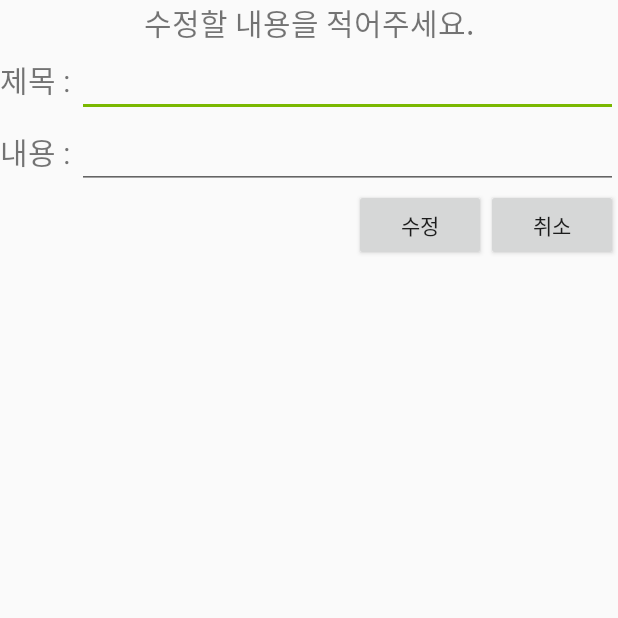
After one commit to KooMinJun/TermProject, an Android app: the MemoDetailListViewActivity screen opened directly, with no data from a screen before it, on a phone screen of 412 x 824 dp, the top half of it. The commit adds this screen. Run offline under Robolectric (Android 15) with nearby library versions, the phone set to English and light mode, and no system bars; 1 statement that could not run was skipped.

Commit message:
Term Project, 12/17 : 메모장 내용 저장기능 및 게시판 구현완료, 게시판에서 삭제 및 수정할 수 있게 기능 추가

```diff
--- a/TermProject/src/main/AndroidManifest.xml
+++ b/TermProject/src/main/AndroidManifest.xml
@@ -12,9 +12,7 @@
     <!--화면권한-->
     <uses-permission android:name="android.permission.WAKE_LOCK"/>
 
-    <!--카메라후레쉬권한-->
-    <uses-permission android:name="android.permission.CAMERA"/>
-    <uses-feature android:name="android.hardware.camera2"/>
+
 
 
 
@@ -36,6 +34,8 @@
         <activity android:name=".MainActivity"></activity>
         <activity android:name=".StatisticActivity"></activity>
         <activity android:name=".MapsActivity"></activity>
+        <activity android:name=".MemoListViewActivity"></activity>
+        <activity android:name=".MemoDetailListViewActivity"></activity>
 
     </application>
 
--- /dev/null
+++ b/TermProject/src/main/java/my/kmucs/com/koo_timer/MemoDetailListViewActivity.java
@@ -0,0 +1,101 @@
+package my.kmucs.com.koo_timer;
+
+import android.app.Activity;
+import android.content.Intent;
+import android.database.Cursor;
+import android.database.sqlite.SQLiteDatabase;
+import android.os.Bundle;
+import android.view.View;
+import android.widget.Button;
+import android.widget.EditText;
+
+/**
+ * Created by Koo on 2016-12-17.
+ */
+
+public class MemoDetailListViewActivity extends Activity{
+
+    MytextDB mytextDB;
+    SQLiteDatabase sqlite;
+    Cursor cursor;
+    EditText titleEdit, bodyEdit;
+    Button modifyBtn, stopBtn;
+    Intent i;
+
+    @Override
+    protected void onCreate(Bundle savedInstanceState) {
+        super.onCreate(savedInstanceState);
+        setContentView(R.layout.activity_memodetail);
+
+        mytextDB = new MytextDB(this);
+        modifyBtn = (Button)findViewById(R.id.modifyBtn);
+        stopBtn = (Button)findViewById(R.id.stopBtn);
+        titleEdit = (EditText)findViewById(R.id.detailText01);
+        bodyEdit = (EditText)findViewById(R.id.detailText02);
+
+        i = getIntent();
+        final int _id = i.getExtras().getInt("_id");
+
+        // 단건조회
+        getInfoForCursorAdapter(_id);
+
+        //데이터 수정
+        modifyBtn.setOnClickListener(new View.OnClickListener() {
+            @Override
+            public void onClick(View v) {
+                boolean flag = updateInfo(_id);
+
+                //받아온 것들을 다시 돌려준다. 그리고 종료
+                i.putExtra("updateResult", flag);
+                setResult(RESULT_OK, i);
+                finish();
+            }
+        });
+
+        //인텐트 종료
+        stopBtn.setOnClickListener(new View.OnClickListener() {
+            @Override
+            public void onClick(View v) {
+                finish();
+            }
+        });
+    }
+
+    private boolean updateInfo(int _id) {
+        String titleStr = titleEdit.getText().toString();
+        String bodyStr = bodyEdit.getText().toString();
+        String sql1 = "UPDATE MemoTable SET title='" + titleStr + "' WHERE _id='" + _id +"'";
+        String sql2 = "UPDATE MemoTable SET body='" + bodyStr + "' WHERE _id='" + _id +"'";
+
+        try{
+            sqlite = mytextDB.getWritableDatabase();
+            sqlite.execSQL(sql1);
+            sqlite.execSQL(sql2);
+            return true;
+        }catch (Exception e){
+            return false;
+        }
+    }
+
+    //단건조회
+    public void getInfoForCursorAdapter(int _id){
+        sqlite = mytextDB.getReadableDatabase();
+        String sql = "SELECT * FROM MemoTable WHERE _id=" + _id;
+
+        cursor = sqlite.rawQuery(sql, null);
+
+        String title = "";
+        String body = "";
+
+        if(cursor.getCount() > 0){
+            cursor.moveToNext(); //커서의 처음위치는 -1이기 때문에 0으로 옮겨줌
+            title = cursor.getString(7);
+            body = cursor.getString(8);
+        }
+
+        titleEdit.setText(title);
+        bodyEdit.setText(body);
+        cursor.close();
+        sqlite.close();
+    }
+}
--- /dev/null
+++ b/TermProject/src/main/res/layout/activity_memodetail.xml
@@ -0,0 +1,83 @@
+<?xml version="1.0" encoding="utf-8"?>
+<LinearLayout xmlns:android="http://schemas.android.com/apk/res/android"
+    android:orientation="vertical" android:layout_width="match_parent"
+    android:layout_height="match_parent">
+    <TextView
+        android:id="@+id/workdetail"
+        android:layout_width="match_parent"
+        android:layout_height="wrap_content"
+        android:gravity="center"
+        android:text="수정할 내용을 적어주세요."
+        android:textSize="20dp"/>
+
+    <LinearLayout
+        android:layout_width="match_parent"
+        android:layout_height="wrap_content"
+        android:orientation="vertical">
+
+        <LinearLayout
+            android:orientation="horizontal"
+            android:layout_width="match_parent"
+            android:layout_height="wrap_content">
+            <TextView
+                android:layout_width="wrap_content"
+                android:layout_height="wrap_content"
+                android:text="제목 : "
+                android:textSize="20dp"/>
+
+            <EditText
+                android:id="@+id/detailText01"
+                android:layout_width="match_parent"
+                android:layout_height="wrap_content"
+                android:text=""
+                android:textSize="20dp"
+                android:ems="8"
+                android:layout_weight="1"/>
+
+        </LinearLayout>
+        <LinearLayout
+            android:layout_width="match_parent"
+            android:layout_height="match_parent"
+            android:orientation="horizontal">
+
+
+            <TextView
+                android:layout_width="wrap_content"
+                android:layout_height="wrap_content"
+                android:text="내용 : "
+                android:textSize="20dp"/>
+
+            <EditText
+                android:id="@+id/detailText02"
+                android:layout_width="match_parent"
+                android:layout_height="wrap_content"
+                android:text=""
+                android:textSize="20dp"
+                android:ems="8"
+                android:layout_weight="1"/>
+
+        </LinearLayout>
+
+
+
+    </LinearLayout>
+
+    <LinearLayout
+        android:gravity="right"
+        android:layout_width="match_parent"
+        android:layout_height="wrap_content">
+
+        <Button
+            android:id="@+id/modifyBtn"
+            android:layout_width="wrap_content"
+            android:layout_height="wrap_content"
+            android:text="수정"/>
+        <Button
+            android:id="@+id/stopBtn"
+            android:layout_width="wrap_content"
+            android:layout_height="wrap_content"
+            android:text="취소"/>
+    </LinearLayout>
+
+
+</LinearLayout>
--- a/TermProject/src/main/res/values/strings.xml
+++ b/TermProject/src/main/res/values/strings.xml
@@ -5,5 +5,10 @@
     <string name="fragment2_save_alert_button_yes">삭제</string>
     <string name="fragment2_save_alert_button_no">취소</string>
 
+    <string name="memo_alert_title_question">질문</string>
+    <string name="memo_alert_msg">어떤 작업을 하시겠습니까?</string>
+    <string name="memo_alert_button_yes">삭제</string>
+    <string name="memo_alert_button_no">수정</string>
+
 
 </resources>
```
Also changed, not shown: TermProject/src/main/java/my/kmucs/com/koo_timer/Fragment3.java (+26 -1 lines), TermProject/src/main/java/my/kmucs/com/koo_timer/MemoAdapter.java (added, +61 -0 lines), TermProject/src/main/java/my/kmucs/com/koo_timer/MemoListViewActivity.java (added, +138 -0 lines), TermProject/src/main/res/layout/activity_memolistview.xml (added, +14 -0 lines), TermProject/src/main/res/layout/activity_row.xml (added, +32 -0 lines), TermProject/src/main/res/layout/fragment3.xml (+14 -0 lines), 71 other files.
